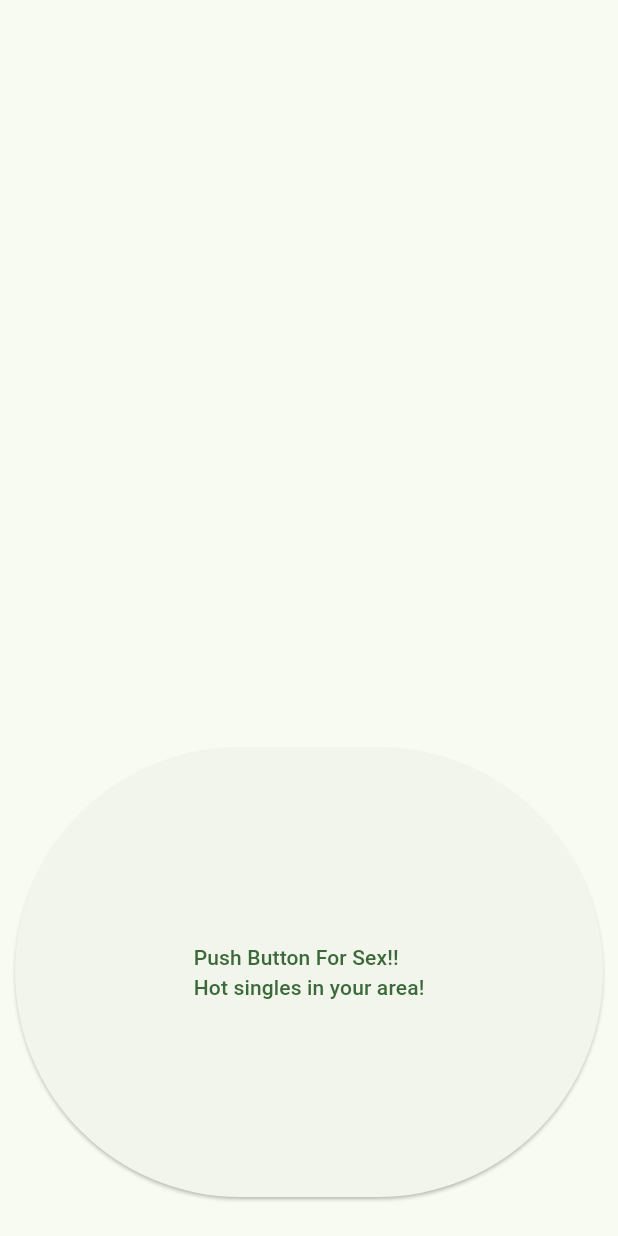
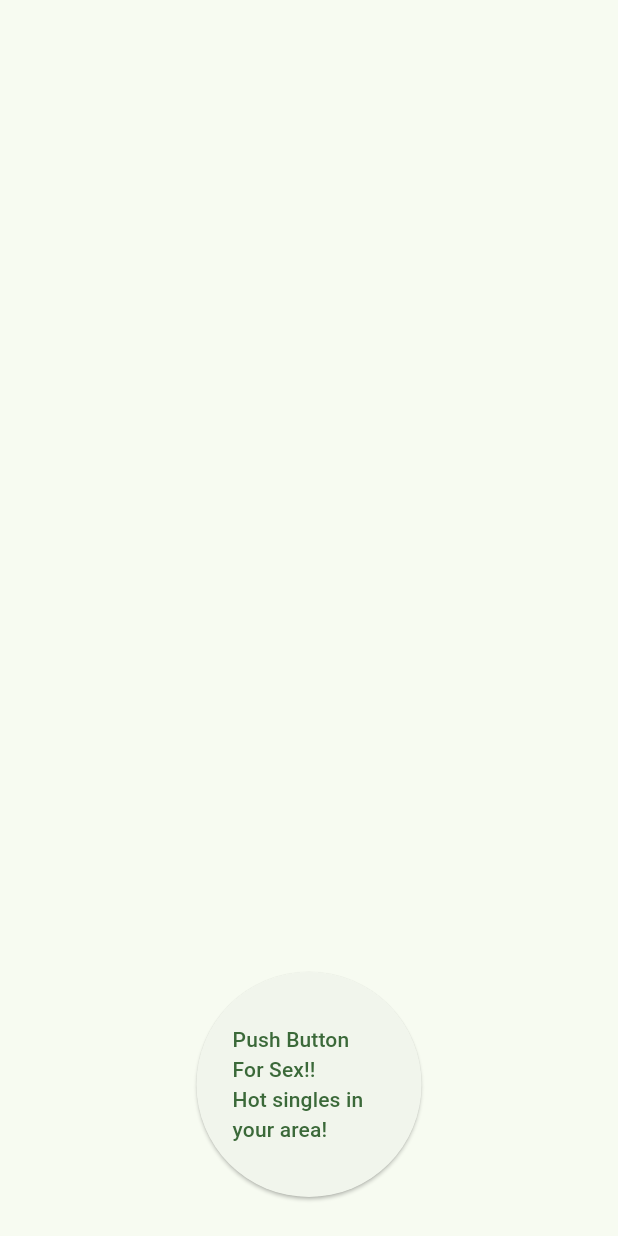
Before and after one commit to Mando8119/SaveOurSlugs, a Flutter app: the screen it shows after launch, on a phone screen of 412 x 824 dp. Run offline on Flutter 3.47's test engine with Material 3 defaults, Android fonts, the phone set to English and light mode, and no system bars; missing offline and left inert: ussd_phone_call_sms.

Commit message:
ussd_phone_call_sms added + button changes

```diff
--- a/sos_app/lib/main.dart
+++ b/sos_app/lib/main.dart
@@ -1,4 +1,6 @@
 import 'package:flutter/material.dart';
+import 'package:ussd_phone_call_sms/ussd_phone_call_sms.dart';
+
 
 void main() {
   runApp(const MyApp());
@@ -46,7 +48,9 @@ class _MyHomePageState extends State<MyHomePage> {
       floatingActionButtonLocation:
           FloatingActionButtonLocation.centerFloat,
       floatingActionButton: Container(
-        height:300,
+        height: 150,
+        width: 150,
+        alignment: Alignment.topCenter,
         margin: const EdgeInsets.all(10),
         child: ElevatedButton(
           onPressed: () {},
--- a/sos_app/pubspec.yaml
+++ b/sos_app/pubspec.yaml
@@ -30,6 +30,8 @@ environment:
 dependencies:
   flutter:
     sdk: flutter
+
+  ussd_phone_call_sms: ^0.0.3
 
 
   # The following adds the Cupertino Icons font to your application.
```
Also changed, not shown: sos_app/pubspec.lock.
